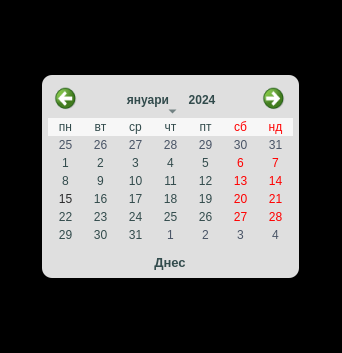
Old version of the form app/ui/widgets/customCalendarDialog.ui in the repository DevilPhp/WorkSalary.v01.
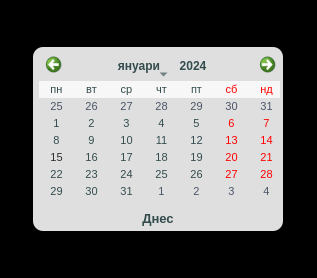
New version of the form. Icons and pictures are not drawn.

```diff
--- a/app/ui/widgets/customCalendarDialog.ui
+++ b/app/ui/widgets/customCalendarDialog.ui
@@ -6,8 +6,8 @@
    <rect>
     <x>0</x>
     <y>0</y>
-    <width>342</width>
-    <height>353</height>
+    <width>317</width>
+    <height>278</height>
    </rect>
   </property>
   <property name="sizePolicy">
@@ -80,8 +80,8 @@
      </property>
      <property name="maximumSize">
       <size>
-       <width>260</width>
-       <height>245</height>
+       <width>250</width>
+       <height>225</height>
       </size>
      </property>
      <layout class="QVBoxLayout" name="verticalLayout">
@@ -92,13 +92,13 @@
        <number>3</number>
       </property>
       <property name="topMargin">
-       <number>3</number>
+       <number>0</number>
       </property>
       <property name="rightMargin">
        <number>3</number>
       </property>
       <property name="bottomMargin">
-       <number>3</number>
+       <number>0</number>
       </property>
       <item>
        <widget class="QFrame" name="calFrame">
@@ -176,7 +176,7 @@
            </property>
            <property name="styleSheet">
             <string notr="true">QToolButton{
-font: 700 11pt &quot;Segoe UI&quot;;
+font: 700 10pt &quot;Segoe UI&quot;;
 padding: 5px;
 }
 QAbstractItemView{
@@ -184,6 +184,7 @@
 selection-background-color: #dfdfdf;
 selection-color: #2b2b2c;
 focus: none;
+font-size: 8pt;
 }
 QAbstractItemView:disabled{
 background-color: #dfdfdf;
@@ -191,12 +192,12 @@
 }
 #qt_calendar_prevmonth {
     background-color: #dfdfdf;
-    icon-size: 24px;
+    icon-size: 18px;
     qproperty-icon: url(:/icons/app/assets/icons/Alt-Arrow-Left--Streamline-Solar-Broken.svg);
 }
 #qt_calendar_nextmonth {
     background-color: #dfdfdf;
-    icon-size: 24px;
+    icon-size: 18px;
     qproperty-icon: url(:/icons/app/assets/icons/Alt-Arrow-Right--Streamline-Solar-Broken.svg);
 }
 QMenu{
@@ -223,7 +224,6 @@
 QTableView::item:selected{
 border:2.5px solid #324b4c;
 border-radius:11px;
-
 }
 
 
```
Left out of the diff: 6 changed lines with no effect on the pictures.
